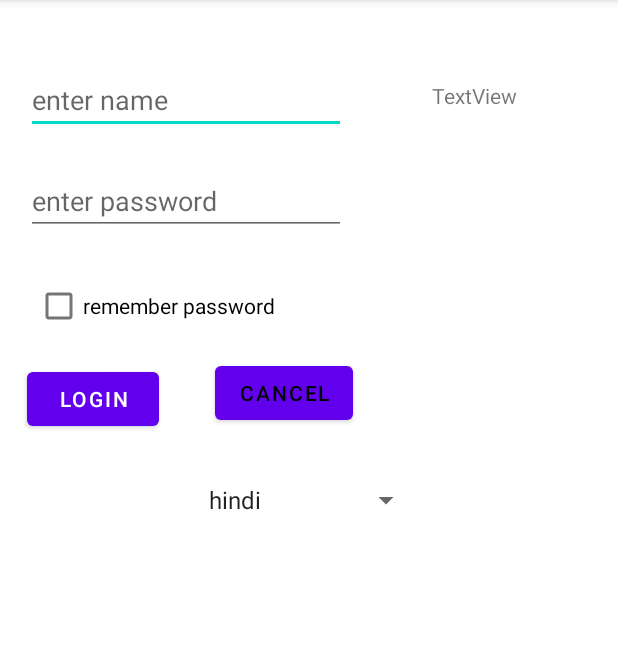
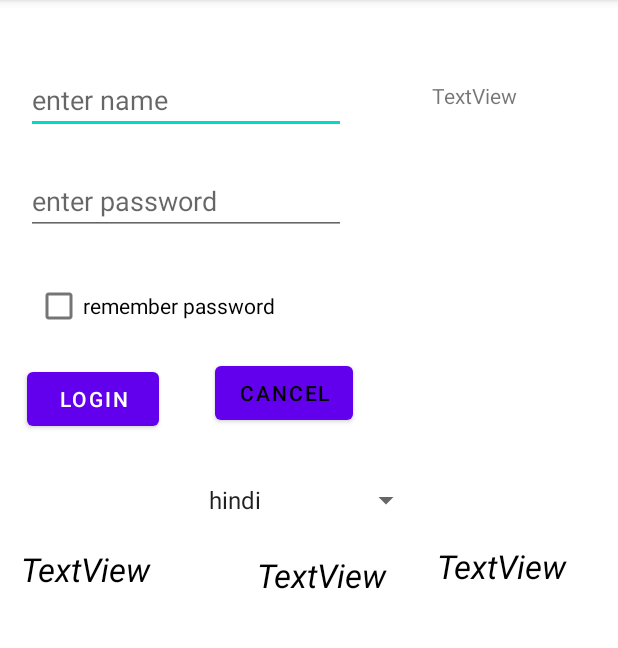
Before and after one commit to abdultanveer/BajajFinserv, an Android app: the MainActivity screen opened directly, with no data from a screen before it, on a phone screen of 412 x 824 dp, the part 84-732 px from its top. Run offline under Robolectric (Android 15) with nearby library versions, the phone set to English and light mode, and no system bars.

Commit message:
styles.xml

```diff
--- a/app/src/main/java/com/abdul/bajajfinserv/RecyclerActivity.kt
+++ b/app/src/main/java/com/abdul/bajajfinserv/RecyclerActivity.kt
@@ -2,6 +2,7 @@ package com.abdul.bajajfinserv
 
 import androidx.appcompat.app.AppCompatActivity
 import android.os.Bundle
+import android.util.Log
 import android.widget.LinearLayout
 import android.widget.TextView
 import androidx.recyclerview.widget.LinearLayoutManager
@@ -10,16 +11,18 @@ import com.abdul.bajajfinserv.adapter.ItemAdapter
 import com.abdul.bajajfinserv.data.Datasource
 
 class RecyclerActivity : AppCompatActivity() {
+    val TAG = RecyclerActivity::class.simpleName
     override fun onCreate(savedInstanceState: Bundle?) {
         super.onCreate(savedInstanceState)
         setContentView(R.layout.activity_recycler)
         /*val textView: TextView = findViewById(R.id.textViewRA)
         textView.text = Datasource().loadAffirmations().size.toString()*/
+        Log.i(TAG,"onCreate")
 
         val myDataset = Datasource().loadAffirmations()
         val recyclerView: RecyclerView = findViewById(R.id.recyclerView)
         recyclerView.adapter = ItemAdapter(this,myDataset)
         recyclerView.setHasFixedSize(true)
-        recyclerView.layoutManager = LinearLayoutManager(this)
+        recyclerView.layoutManager = LinearLayoutManager(this)//layout manager arranges the views horizontally/vertically/staggered grid
     }
 }
--- /dev/null
+++ b/app/src/main/res/drawable/ic_baseline_star_border_24.xml
@@ -0,0 +1,6 @@
+<vector android:height="24dp" android:tint="#1C44FF"
+    android:viewportHeight="24" android:viewportWidth="24"
+    android:width="24dp" xmlns:android="http://schemas.android.com/apk/res/android">
+    <path android:fillColor="@android:color/white"
+        android:pathData="M22,9.24l-7.19,-0.62L12,2 9.19,8.63 2,9.24l5.46,4.73L5.82,21 12,17.27 18.18,21l-1.63,-7.03L22,9.24zM12,15.4l-3.76,2.27 1,-4.28 -3.32,-2.88 4.38,-0.38L12,6.1l1.71,4.04 4.38,0.38 -3.32,2.88 1,4.28L12,15.4z"/>
+</vector>
--- a/app/src/main/res/layout/activity_main.xml
+++ b/app/src/main/res/layout/activity_main.xml
@@ -59,14 +59,14 @@
 
     <Button
         android:id="@+id/buttonCancel"
-        android:onClick="clickHandler"
-        android:textColor="@color/black"
         android:layout_width="wrap_content"
         android:layout_height="wrap_content"
         android:layout_marginStart="37dp"
         android:layout_marginLeft="37dp"
         android:layout_marginTop="10dp"
+        android:onClick="clickHandler"
         android:text="cancel"
+        android:textColor="@color/black"
         app:layout_constraintStart_toEndOf="@+id/buttonLogin"
         app:layout_constraintTop_toBottomOf="@+id/checkBox" />
 
@@ -84,10 +84,46 @@
     <Spinner
         android:id="@+id/spinner"
         android:layout_width="150dp"
-        android:entries="@array/languages"
         android:layout_height="wrap_content"
         android:layout_marginTop="31dp"
+        android:entries="@array/languages"
         app:layout_constraintEnd_toEndOf="parent"
         app:layout_constraintStart_toStartOf="parent"
         app:layout_constraintTop_toBottomOf="@+id/buttonLogin" />
+
+    <TextView
+        android:id="@+id/textView2"
+        android:layout_width="wrap_content"
+        android:layout_height="wrap_content"
+        android:layout_marginStart="14dp"
+        android:layout_marginLeft="14dp"
+        android:layout_marginTop="19dp"
+        android:text="TextView"
+       style="@style/bajaj_logo_font_style"
+        app:layout_constraintStart_toStartOf="parent"
+        app:layout_constraintTop_toBottomOf="@+id/spinner" />
+
+    <TextView
+        android:id="@+id/textView3"
+        style="@style/bajaj_logo_font_style"
+        android:layout_width="wrap_content"
+        android:layout_height="wrap_content"
+        android:layout_marginStart="40dp"
+        android:layout_marginLeft="40dp"
+        android:layout_marginTop="23dp"
+        android:text="TextView"
+        app:layout_constraintStart_toStartOf="@+id/spinner"
+        app:layout_constraintTop_toBottomOf="@+id/spinner" />
+
+    <TextView
+        android:id="@+id/textView4"
+        style="@style/bajaj_logo_font_style"
+        android:layout_width="wrap_content"
+        android:layout_height="wrap_content"
+        android:layout_marginStart="10dp"
+        android:layout_marginLeft="10dp"
+        android:layout_marginTop="17dp"
+        android:text="TextView"
+        app:layout_constraintStart_toEndOf="@+id/spinner"
+        app:layout_constraintTop_toBottomOf="@+id/spinner" />
 </androidx.constraintlayout.widget.ConstraintLayout>
--- a/app/src/main/res/layout/fragment_gallery.xml
+++ b/app/src/main/res/layout/fragment_gallery.xml
@@ -4,6 +4,7 @@
     xmlns:tools="http://schemas.android.com/tools"
     android:layout_width="match_parent"
     android:layout_height="match_parent"
+    android:background="@drawable/myrectangle"
     tools:context=".ui.gallery.GalleryFragment">
 
     <TextView
--- /dev/null
+++ b/app/src/main/res/values/styles.xml
@@ -0,0 +1,8 @@
+<?xml version="1.0" encoding="utf-8"?>
+<resources>
+    <style name="bajaj_logo_font_style">
+        <item name="android:textStyle">italic</item>
+        <item name="android:textSize">22sp</item>
+        <item name="android:textColor">@color/design_default_color_on_secondary</item>
+    </style>
+</resources>
```
Also changed, not shown: app/src/main/java/com/abdul/bajajfinserv/adapter/ItemAdapter.kt (+11 -1 lines), app/src/main/res/drawable/mylayers.xml (added, +16 -0 lines), app/src/main/res/drawable/myrectangle.xml (added, +11 -0 lines).
